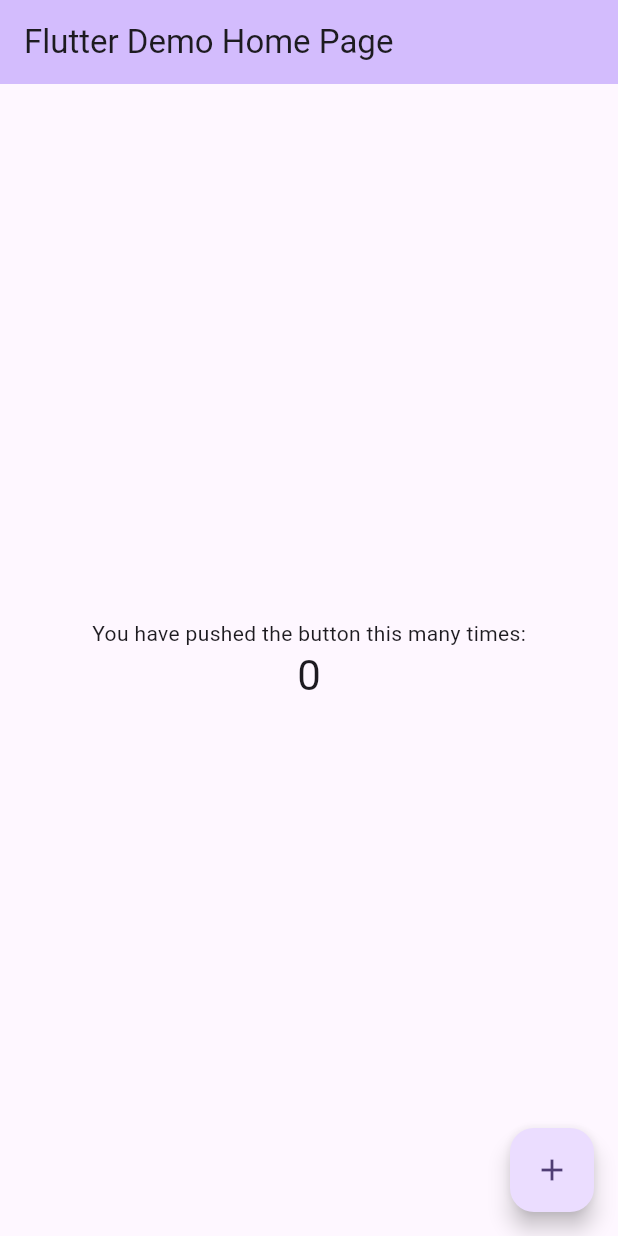
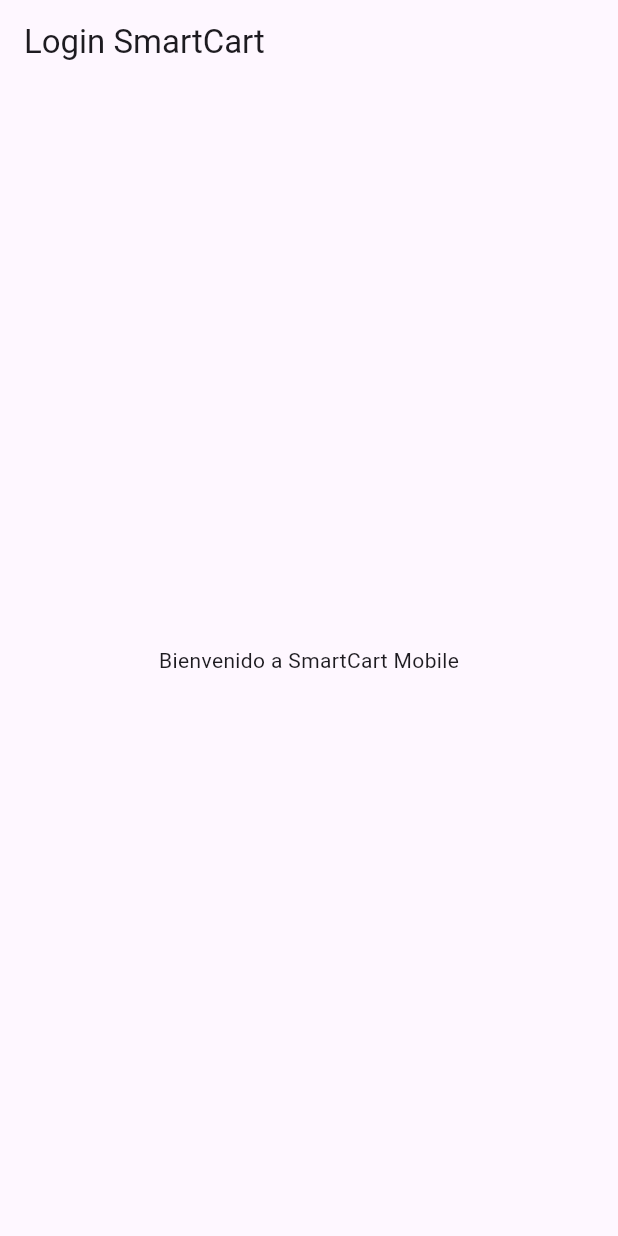
Before and after one commit to FlowState-Tech/smartcart-consumer, a Flutter app: the screen it shows after launch, on a phone screen of 412 x 824 dp. Run offline on Flutter 3.47's test engine with Material 3 defaults, Android fonts, the phone set to English and light mode, and no system bars.

Commit message:
feat: implement basic login UI and navigation setup

```diff
--- /dev/null
+++ b/lib/interface/login_page.dart
@@ -0,0 +1,15 @@
+import 'package:flutter/material.dart';
+
+class LoginPage extends StatelessWidget {
+  const LoginPage({super.key});
+
+  @override
+  Widget build(BuildContext context) {
+    return Scaffold(
+      appBar: AppBar(title: const Text("Login SmartCart")),
+      body: const Center(
+        child: Text("Bienvenido a SmartCart Mobile"),
+      ),
+    );
+  }
+}
--- a/lib/main.dart
+++ b/lib/main.dart
@@ -1,4 +1,5 @@
 import 'package:flutter/material.dart';
+import 'interface/login_page.dart';
 
 void main() {
   runApp(const MyApp());
@@ -7,116 +8,10 @@
 class MyApp extends StatelessWidget {
   const MyApp({super.key});
 
-  // This widget is the root of your application.
   @override
   Widget build(BuildContext context) {
-    return MaterialApp(
-      title: 'Flutter Demo',
-      theme: ThemeData(
-        // This is the theme of your application.
-        //
-        // TRY THIS: Try running your application with "flutter run". You'll see
-        // the application has a purple toolbar. Then, without quitting the app,
-        // try changing the seedColor in the colorScheme below to Colors.green
-        // and then invoke "hot reload" (save your changes or press the "hot
-        // reload" button in a Flutter-supported IDE, or press "r" if you used
-        // the command line to start the app).
-        //
-        // Notice that the counter didn't reset back to zero; the application
-        // state is not lost during the reload. To reset the state, use hot
-        // restart instead.
-        //
-        // This works for code too, not just values: Most code changes can be
-        // tested with just a hot reload.
-        colorScheme: .fromSeed(seedColor: Colors.deepPurple),
-      ),
-      home: const MyHomePage(title: 'Flutter Demo Home Page'),
+    return const MaterialApp(
+      home: LoginPage(),
     );
   }
 }
-
-class MyHomePage extends StatefulWidget {
-  const MyHomePage({super.key, required this.title});
-
-  // This widget is the home page of your application. It is stateful, meaning
-  // that it has a State object (defined below) that contains fields that affect
-  // how it looks.
-
-  // This class is the configuration for the state. It holds the values (in this
-  // case the title) provided by the parent (in this case the App widget) and
-  // used by the build method of the State. Fields in a Widget subclass are
-  // always marked "final".
-
-  final String title;
-
-  @override
-  State<MyHomePage> createState() => _MyHomePageState();
-}
-
-class _MyHomePageState extends State<MyHomePage> {
-  int _counter = 0;
-
-  void _incrementCounter() {
-    setState(() {
-      // This call to setState tells the Flutter framework that something has
-      // changed in this State, which causes it to rerun the build method below
-      // so that the display can reflect the updated values. If we changed
-      // _counter without calling setState(), then the build method would not be
-      // called again, and so nothing would appear to happen.
-      _counter++;
-    });
-  }
-
-  @override
-  Widget build(BuildContext context) {
-    // This method is rerun every time setState is called, for instance as done
-    // by the _incrementCounter method above.
-    //
-    // The Flutter framework has been optimized to make rerunning build methods
-    // fast, so that you can just rebuild anything that needs updating rather
-    // than having to individually change instances of widgets.
-    return Scaffold(
-      appBar: AppBar(
-        // TRY THIS: Try changing the color here to a specific color (to
-        // Colors.amber, perhaps?) and trigger a hot reload to see the AppBar
-        // change color while the other colors stay the same.
-        backgroundColor: Theme.of(context).colorScheme.inversePrimary,
-        // Here we take the value from the MyHomePage object that was created by
-        // the App.build method, and use it to set our appbar title.
-        title: Text(widget.title),
-      ),
-      body: Center(
-        // Center is a layout widget. It takes a single child and positions it
-        // in the middle of the parent.
-        child: Column(
-          // Column is also a layout widget. It takes a list of children and
-          // arranges them vertically. By default, it sizes itself to fit its
-          // children horizontally, and tries to be as tall as its parent.
-          //
-          // Column has various properties to control how it sizes itself and
-          // how it positions its children. Here we use mainAxisAlignment to
-          // center the children vertically; the main axis here is the vertical
-          // axis because Columns are vertical (the cross axis would be
-          // horizontal).
-          //
-          // TRY THIS: Invoke "debug painting" (choose the "Toggle Debug Paint"
-          // action in the IDE, or press "p" in the console), to see the
-          // wireframe for each widget.
-          mainAxisAlignment: .center,
-          children: [
-            const Text('You have pushed the button this many times:'),
-            Text(
-              '$_counter',
-              style: Theme.of(context).textTheme.headlineMedium,
-            ),
-          ],
-        ),
-      ),
-      floatingActionButton: FloatingActionButton(
-        onPressed: _incrementCounter,
-        tooltip: 'Increment',
-        child: const Icon(Icons.add),
-      ),
-    );
-  }
-}
```
